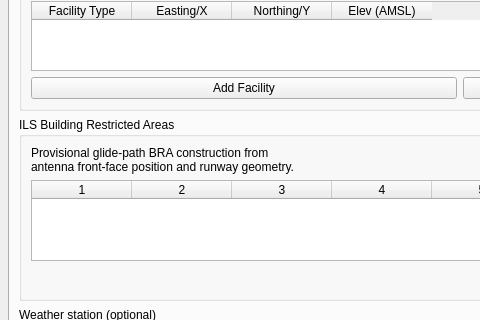
First picture: the form in safeguarding_builder_dialog_base.ui, repository camtodd1/prj-lucid, before the edit; both pictures show x 0 to 480 and y 217 to 537 of the 920 by 680 pixel window.
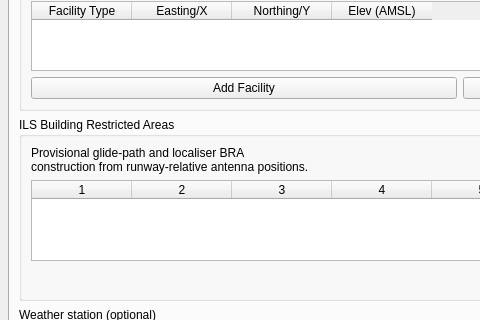
Second picture: the form after the edit. The open tabs and pages were chosen to show the change. Custom widgets are drawn as their Qt base class.

Commit message: Add provisional localiser BRA support

Diff of the .ui file:
```diff
--- a/safeguarding_builder_dialog_base.ui
+++ b/safeguarding_builder_dialog_base.ui
@@ -591,7 +591,7 @@
            <item>
             <widget class="QLabel" name="label_ils_bra_description">
              <property name="text">
-              <string>Provisional glide-path BRA construction from antenna front-face position and runway geometry.</string>
+              <string>Provisional glide-path and localiser BRA construction from runway-relative antenna positions.</string>
              </property>
              <property name="wordWrap">
               <bool>true</bool>
```
The commit also changes 6 other files.
